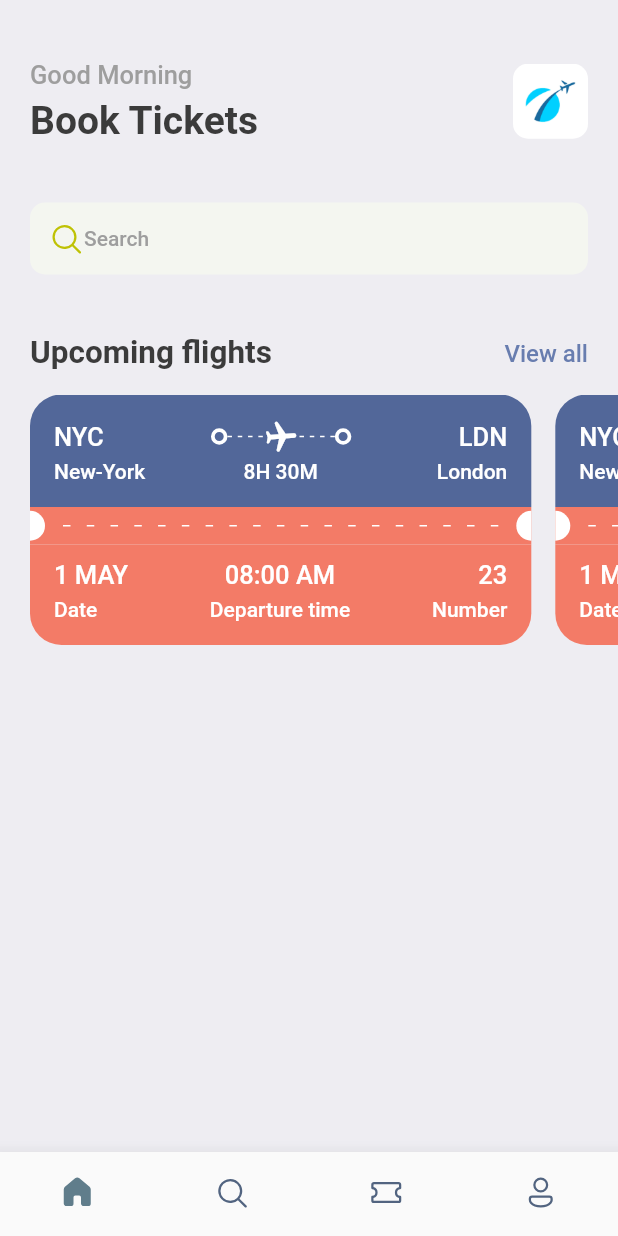
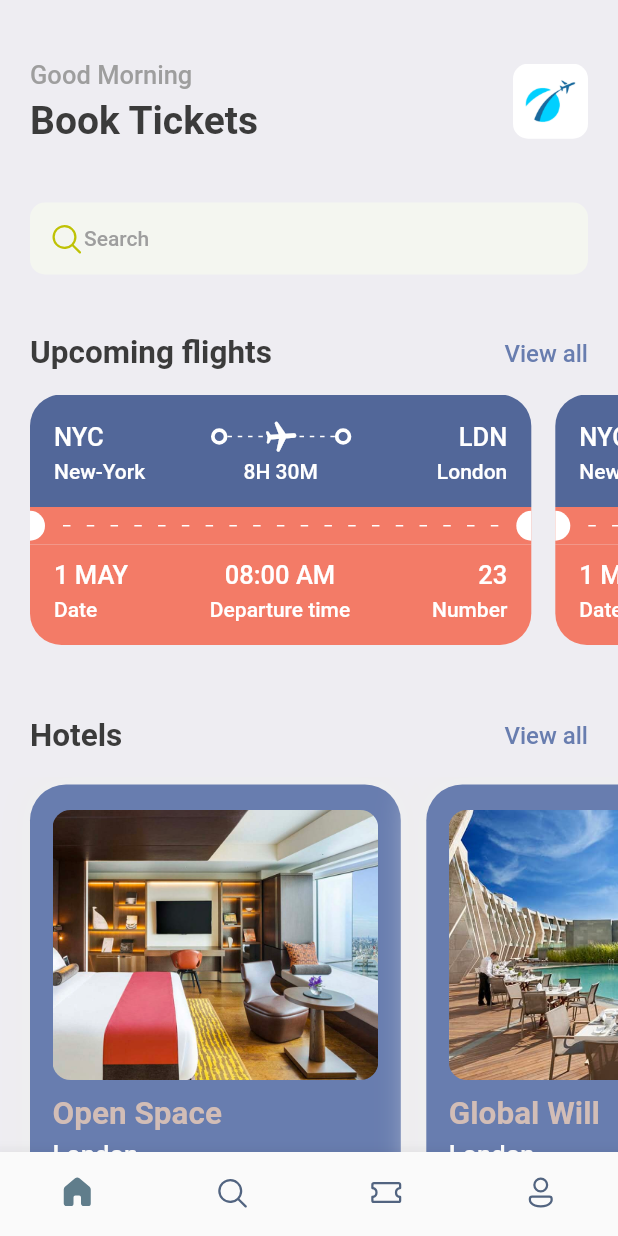
Before and after one commit to JAM5BOCsAdi/booking, a Flutter app: the screen it shows after launch, on a phone screen of 412 x 824 dp. Run offline on Flutter 3.47's test engine with Material 2 defaults, Android fonts, the phone set to English and light mode, and no system bars; our stand-ins replace fluentui_icons, gap.

Commit message:
3:09:00 { HotelView | AppInfoList[hotelList] | HomeScreen | AppStyles}

```diff
--- a/lib/screens/home_screen.dart
+++ b/lib/screens/home_screen.dart
@@ -1,4 +1,6 @@
+import 'package:booking/screens/hotel_view.dart';
 import 'package:booking/screens/ticket_view.dart';
+import 'package:booking/utils/app_info_list.dart';
 import 'package:booking/utils/app_styles.dart';
 import 'package:fluentui_icons/fluentui_icons.dart';
 import 'package:flutter/material.dart';
@@ -103,6 +105,38 @@ class HomeScreen extends StatelessWidget {
               ],
             ),
           ),
+          const Gap(15),
+          Container(
+            padding: const EdgeInsets.symmetric(horizontal: 20.0),
+            child: Row(
+              mainAxisAlignment: MainAxisAlignment.spaceBetween,
+              children: [
+                Text(
+                  "Hotels",
+                  style: Styles.headLineStyle2,
+                ),
+                InkWell(
+                  onTap: () {
+                    print("You are tapped");
+                  },
+                  child: Text(
+                    "View all",
+                    style: Styles.textStyle.copyWith(
+                      color: Styles.primaryColor,
+                    ),
+                  ),
+                )
+              ],
+            ),
+          ),
+          const Gap(15),
+          SingleChildScrollView(
+            scrollDirection: Axis.horizontal,
+            padding: const EdgeInsets.only(left: 20.0),
+            child: Row(
+              children: hotelList.map((singleHotel) => HotelView(hotel: singleHotel)).toList(),
+            ),
+          ),
         ],
       ),
     );
--- /dev/null
+++ b/lib/screens/hotel_view.dart
@@ -0,0 +1,64 @@
+import 'package:booking/utils/app_layout.dart';
+import 'package:booking/utils/app_styles.dart';
+import 'package:flutter/material.dart';
+import 'package:gap/gap.dart';
+
+class HotelView extends StatelessWidget {
+  final Map<String, dynamic> hotel;
+
+  const HotelView({Key? key, required this.hotel}) : super(key: key);
+
+  @override
+  Widget build(BuildContext context) {
+    print("Hotel price is ${hotel["price"]}");
+    final size = AppLayout.getSize(context);
+    return Container(
+      width: size.width * 0.6,
+      height: 350.0,
+      padding: const EdgeInsets.symmetric(horizontal: 15.0, vertical: 17.0),
+      margin: const EdgeInsets.only(right: 17.0, top: 5.0),
+      decoration: BoxDecoration(
+        color: Styles.primaryColor,
+        borderRadius: BorderRadius.circular(24.0),
+        boxShadow: [
+          BoxShadow(
+            color: Colors.grey.shade200,
+            blurRadius: 20.0,
+            spreadRadius: 5.0,
+          ),
+        ],
+      ),
+      child: Column(
+        crossAxisAlignment: CrossAxisAlignment.start,
+        children: [
+          Container(
+            height: 180,
+            decoration: BoxDecoration(
+              borderRadius: BorderRadius.circular(12.0),
+              color: Styles.primaryColor,
+              image: DecorationImage(
+                fit: BoxFit.cover,
+                image: AssetImage("assets/images/${hotel['image']}"),
+              ),
+            ),
+          ),
+          const Gap(10.0),
+          Text(
+            "${hotel['place']}",
+            style: Styles.headLineStyle2.copyWith(color: Styles.kekiColor),
+          ),
+          const Gap(5.0),
+          Text(
+            "${hotel['destination']}",
+            style: Styles.headLineStyle3.copyWith(color: Colors.white),
+          ),
+          const Gap(5.0),
+          Text(
+            "\$${hotel['price']}/night",
+            style: Styles.headLineStyle1.copyWith(color: Styles.kekiColor),
+          ),
+        ],
+      ),
+    );
+  }
+}
--- /dev/null
+++ b/lib/utils/app_info_list.dart
@@ -0,0 +1,20 @@
+List<Map<String, dynamic>> hotelList = [
+  {
+    "image": "one.png",
+    "place": "Open Space",
+    "destination": "London",
+    "price": 25,
+  },
+  {
+    "image": "two.png",
+    "place": "Global Will",
+    "destination": "London",
+    "price": 40,
+  },
+  {
+    "image": "three.png",
+    "place": "Tallest Building",
+    "destination": "Dubai",
+    "price": 68,
+  },
+];
--- a/lib/utils/app_styles.dart
+++ b/lib/utils/app_styles.dart
@@ -7,6 +7,7 @@ class Styles {
   static Color textColor = const Color(0xFF3B3B3B);
   static Color bgColor = const Color(0xFFEEEDF2);
   static Color orangeColor = const Color(0xFFF37B67);
+  static Color kekiColor = const Color(0xFFD2BDB6);
 
   static TextStyle textStyle = TextStyle(fontSize: 16.0, color: textColor, fontWeight: FontWeight.w500);
   static TextStyle headLineStyle1 = TextStyle(fontSize: 26.0, color: textColor, fontWeight: FontWeight.bold);
```
